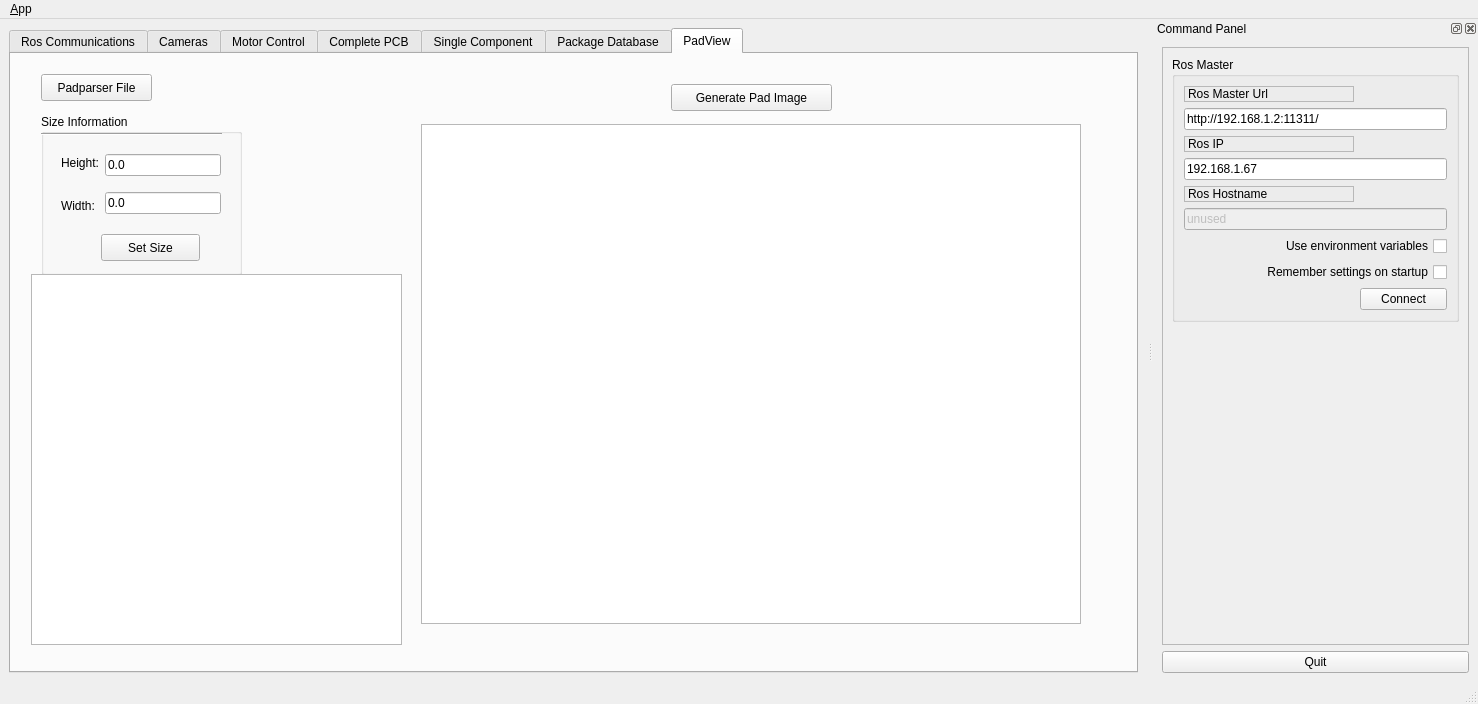
Before: the Qt Designer form pap_gui/ui/main_window.ui in JohanVer/PAP2015, drawn with Qt 5.
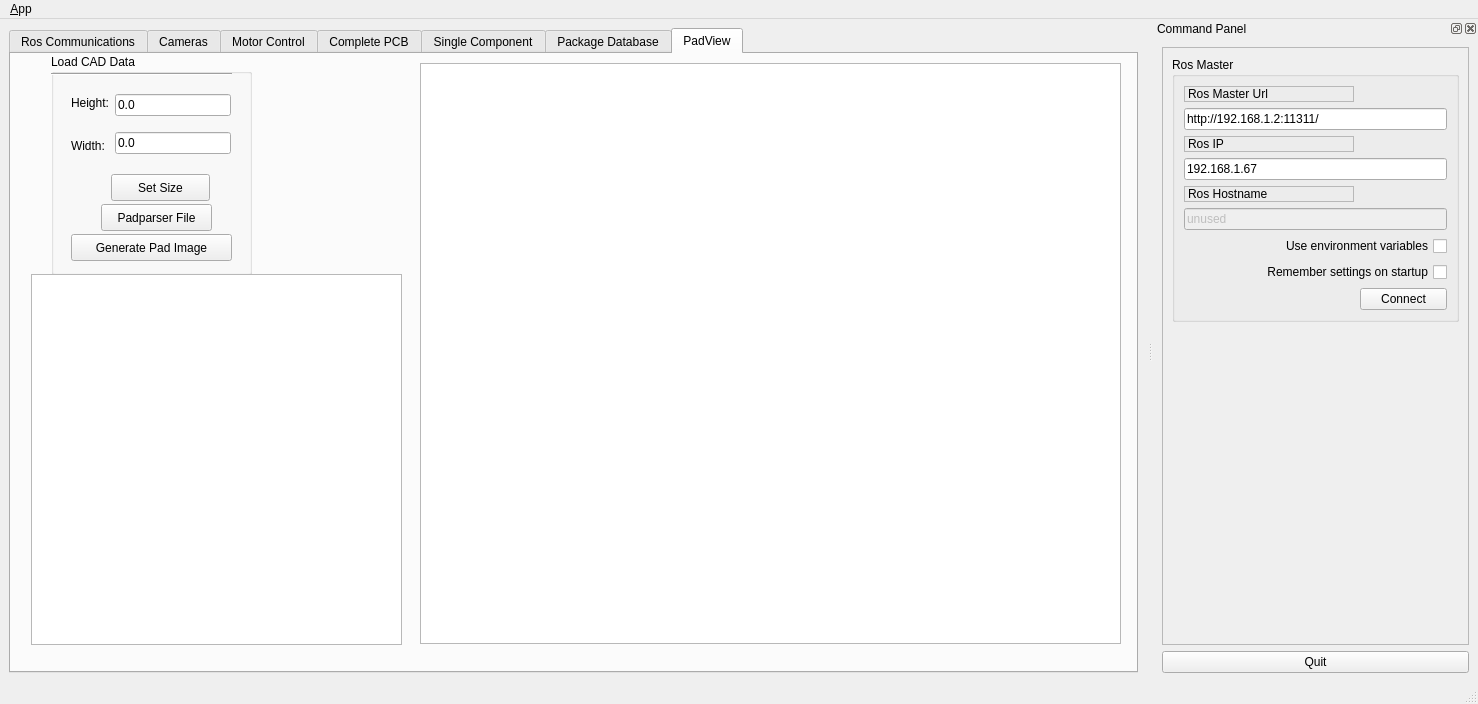
After: the same form once the commit is applied. The open tabs and pages were chosen to show the change. Icons and pictures are not drawn. Custom widgets are drawn as their Qt base class.

The edit to the form file:
```diff
--- a/pap_gui/ui/main_window.ui
+++ b/pap_gui/ui/main_window.ui
@@ -40,7 +40,7 @@
        <locale language="English" country="Australia"/>
       </property>
       <property name="currentIndex">
-       <number>4</number>
+       <number>1</number>
       </property>
       <widget class="QWidget" name="tab_status">
        <attribute name="title">
@@ -50,7 +50,7 @@
         <item>
          <widget class="QGroupBox" name="groupBox_12">
           <property name="sizePolicy">
-           <sizepolicy hsizetype="MinimumExpanding" vsizetype="Preferred">
+           <sizepolicy hsizetype="Minimum" vsizetype="Minimum">
             <horstretch>0</horstretch>
             <verstretch>0</verstretch>
            </sizepolicy>
@@ -262,8 +262,8 @@
           <rect>
            <x>0</x>
            <y>0</y>
-           <width>98</width>
-           <height>28</height>
+           <width>100</width>
+           <height>30</height>
           </rect>
          </property>
          <attribute name="label">
@@ -328,8 +328,8 @@
           <rect>
            <x>0</x>
            <y>0</y>
-           <width>98</width>
-           <height>28</height>
+           <width>100</width>
+           <height>30</height>
           </rect>
          </property>
          <attribute name="label">
@@ -419,8 +419,8 @@
           <rect>
            <x>0</x>
            <y>0</y>
-           <width>98</width>
-           <height>28</height>
+           <width>100</width>
+           <height>30</height>
           </rect>
          </property>
          <attribute name="label">
@@ -488,8 +488,8 @@
           <rect>
            <x>0</x>
            <y>0</y>
-           <width>98</width>
-           <height>28</height>
+           <width>100</width>
+           <height>30</height>
           </rect>
          </property>
          <attribute name="label">
@@ -530,6 +530,14 @@
             <height>101</height>
            </rect>
           </property>
+          <property name="font">
+           <font>
+            <pointsize>9</pointsize>
+           </font>
+          </property>
+          <attribute name="horizontalHeaderDefaultSectionSize">
+           <number>80</number>
+          </attribute>
          </widget>
          <widget class="QPushButton" name="calcOrientation_Button">
           <property name="geometry">
@@ -549,10 +557,10 @@
        <widget class="QWidget" name="horizontalLayoutWidget_8">
         <property name="geometry">
          <rect>
-          <x>810</x>
-          <y>500</y>
+          <x>0</x>
+          <y>550</y>
           <width>160</width>
-          <height>80</height>
+          <height>31</height>
          </rect>
         </property>
         <layout class="QHBoxLayout" name="horizontalLayout_12">
@@ -3330,30 +3338,17 @@
        <attribute name="title">
         <string>PadView</string>
        </attribute>
-       <widget class="QPushButton" name="inputPad_Button">
-        <property name="geometry">
-         <rect>
-          <x>30</x>
-          <y>20</y>
-          <width>111</width>
-          <height>27</height>
-         </rect>
-        </property>
-        <property name="text">
-         <string>Padparser File</string>
-        </property>
-       </widget>
        <widget class="QGroupBox" name="groupBox_17">
         <property name="geometry">
          <rect>
-          <x>30</x>
-          <y>60</y>
+          <x>40</x>
+          <y>0</y>
           <width>201</width>
-          <height>161</height>
+          <height>221</height>
          </rect>
         </property>
         <property name="title">
-         <string>Size Information</string>
+         <string>Load CAD Data</string>
         </property>
         <widget class="QWidget" name="horizontalLayoutWidget_9">
          <property name="geometry">
@@ -3429,12 +3424,24 @@
           <enum>Qt::Horizontal</enum>
          </property>
         </widget>
+        <widget class="QPushButton" name="inputPad_Button">
+         <property name="geometry">
+          <rect>
+           <x>50</x>
+           <y>150</y>
+           <width>111</width>
+           <height>27</height>
+          </rect>
+         </property>
+         <property name="text">
+          <string>Padparser File</string>
+         </property>
        </widget>
        <widget class="QPushButton" name="padViewGenerate_button">
         <property name="geometry">
          <rect>
-          <x>660</x>
-          <y>30</y>
+           <x>20</x>
+           <y>180</y>
           <width>161</width>
           <height>27</height>
          </rect>
@@ -3443,13 +3450,14 @@
          <string>Generate Pad Image</string>
         </property>
        </widget>
+       </widget>
        <widget class="PadView" name="padView_Image">
         <property name="geometry">
          <rect>
-          <x>410</x>
-          <y>70</y>
-          <width>660</width>
-          <height>500</height>
+          <x>409</x>
+          <y>9</y>
+          <width>701</width>
+          <height>581</height>
          </rect>
         </property>
        </widget>
@@ -3492,6 +3500,9 @@
   </widget>
   <widget class="QStatusBar" name="statusbar"/>
   <widget class="QDockWidget" name="dock_status">
+   <property name="enabled">
+    <bool>true</bool>
+   </property>
    <property name="sizePolicy">
     <sizepolicy hsizetype="Minimum" vsizetype="Preferred">
      <horstretch>0</horstretch>
@@ -3504,6 +3515,9 @@
      <height>395</height>
     </size>
    </property>
+   <property name="floating">
+    <bool>true</bool>
+   </property>
    <property name="allowedAreas">
     <set>Qt::RightDockWidgetArea</set>
    </property>
```
Lines whose indentation alone changed are shown as unchanged.
